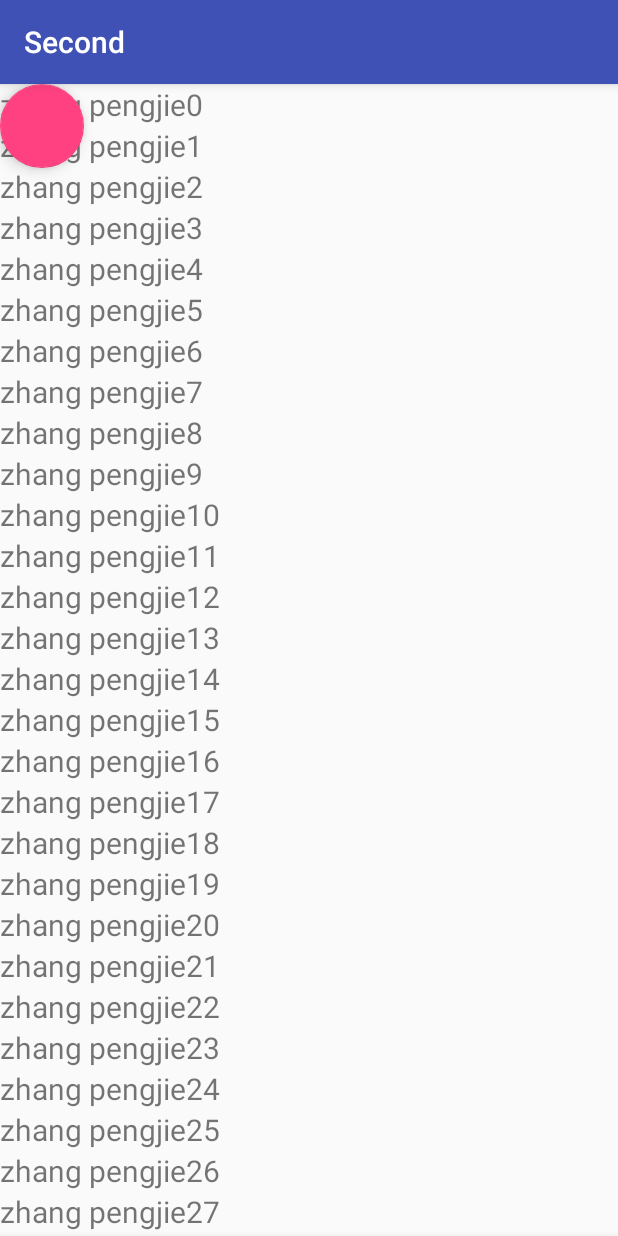
After one commit to asanChina/testing, an Android app: the BottomBarActivity screen opened directly, with no data from a screen before it, on a phone screen of 412 x 824 dp. The commit adds this screen. Run offline under Robolectric (Android 15) with nearby library versions, the phone set to English and light mode, and no system bars.

Commit message:
add CoordinatorLayout example

```diff
--- a/app/build.gradle
+++ b/app/build.gradle
@@ -25,6 +25,8 @@ dependencies {
         exclude group: 'com.android.support', module: 'support-annotations'
     })
     compile 'com.android.support:appcompat-v7:25.3.1'
+    compile 'com.android.support:design:25.3.1'
+    compile 'com.android.support:recyclerview-v7:25.3.1'
     compile 'com.android.support.constraint:constraint-layout:1.0.0-beta3'
     testCompile 'junit:junit:4.12'
 }
--- a/app/src/main/AndroidManifest.xml
+++ b/app/src/main/AndroidManifest.xml
@@ -16,6 +16,8 @@
                 <category android:name="android.intent.category.LAUNCHER" />
             </intent-filter>
         </activity>
+        <activity android:name=".coordinator.TestCoordinatorLayout"/>
+        <activity android:name=".coordinator.bottombar.BottomBarActivity"/>
     </application>
 
 </manifest>
--- /dev/null
+++ b/app/src/main/java/com/google/pengjie/second/coordinator/bottombar/BottomBarActivity.java
@@ -0,0 +1,57 @@
+package com.google.pengjie.second.coordinator.bottombar;
+
+import android.os.Bundle;
+import android.support.annotation.Nullable;
+import android.support.design.widget.BottomNavigationView;
+import android.support.design.widget.FloatingActionButton;
+import android.support.v7.app.AppCompatActivity;
+import android.support.v7.widget.LinearLayoutManager;
+import android.support.v7.widget.RecyclerView;
+import android.view.View;
+
+import com.google.pengjie.second.R;
+import com.google.pengjie.second.recyclerview.SimpleAdapter;
+
+import java.util.ArrayList;
+import java.util.List;
+
+/**
+ * Created by pengjie on 8/10/17.
+ */
+
+public class BottomBarActivity extends AppCompatActivity {
+    private RecyclerView recyclerView;
+    private BottomNavigationView bottomNavigationView;
+    private FloatingActionButton fab;
+
+
+
+    @Override
+    protected void onCreate(@Nullable Bundle savedInstanceState) {
+        super.onCreate(savedInstanceState);
+        setContentView(R.layout.activity_coordinator_bottom_bar);
+
+        recyclerView = (RecyclerView) findViewById(R.id.recycler_view);
+        bottomNavigationView = (BottomNavigationView) findViewById(R.id.bottom_navigation_view);
+        fab = (FloatingActionButton) findViewById(R.id.fab);
+
+        recyclerView.setLayoutManager(new LinearLayoutManager(this, LinearLayoutManager.VERTICAL, false));
+        final SimpleAdapter simpleAdapter = new SimpleAdapter(this, init());
+        recyclerView.setAdapter(simpleAdapter);
+
+        fab.setOnClickListener(new View.OnClickListener() {
+            @Override
+            public void onClick(View view) {
+                simpleAdapter.add("zhang");
+            }
+        });
+    }
+
+    private List<String> init() {
+        List<String> data = new ArrayList<>();
+            for (int i = 0; i < 200; ++i) {
+                data.add("zhang pengjie" + i);
+            }
+        return data;
+    }
+}
--- /dev/null
+++ b/app/src/main/java/com/google/pengjie/second/coordinator/bottombar/BottomNavViewBehavior.java
@@ -0,0 +1,129 @@
+package com.google.pengjie.second.coordinator.bottombar;
+
+import android.content.Context;
+import android.support.design.widget.BottomNavigationView;
+import android.support.design.widget.CoordinatorLayout;
+import android.support.v7.widget.LinearLayoutManager;
+import android.support.v7.widget.RecyclerView;
+import android.util.AttributeSet;
+import android.util.Log;
+import android.view.View;
+import android.widget.FrameLayout;
+
+import com.google.pengjie.second.R;
+
+import static android.support.v4.view.ViewCompat.SCROLL_AXIS_VERTICAL;
+
+/**
+ * Created by pengjie on 8/10/17.
+ */
+
+public class BottomNavViewBehavior extends CoordinatorLayout.Behavior<BottomNavigationView> {
+    public static final String TAG = BottomNavViewBehavior.class.getSimpleName();
+    private LinearLayoutManager linearLayoutManager;
+    private RecyclerView recyclerView;
+    private int height;
+
+    public BottomNavViewBehavior() {
+        super();
+    }
+
+    public BottomNavViewBehavior(Context context, AttributeSet attrs) {
+        super(context, attrs);
+    }
+
+    @Override
+    public boolean layoutDependsOn(CoordinatorLayout parent, BottomNavigationView child, View dependency) {
+        Log.e(TAG, "here in layoutDependsOn()");
+        return dependency instanceof FrameLayout;
+    }
+
+    @Override
+    public boolean onDependentViewChanged(CoordinatorLayout parent, BottomNavigationView child, View dependency) {
+        recyclerView = (RecyclerView) dependency.findViewById(R.id.recycler_view);
+        linearLayoutManager = (LinearLayoutManager) recyclerView.getLayoutManager();
+        Log.e(TAG, "here in onDependentViewChanged(), w = " + dependency.getWidth() + "; h = " + dependency.getHeight() + "; x = " + dependency.getX() + "; y = " + dependency.getY() + "; top = " + dependency.getTop() + "; last = " + linearLayoutManager.findLastCompletelyVisibleItemPosition() + "; count = " + recyclerView.getAdapter().getItemCount());
+        if (linearLayoutManager.findLastCompletelyVisibleItemPosition() < recyclerView.getAdapter().getItemCount() - 1) {
+            height = child.getHeight();
+            Log.e(TAG, "here >>>>> height = " + height);
+            child.setTranslationY(height);
+            return true;
+        }
+        return false;
+    }
+
+    @Override
+    public boolean onMeasureChild(CoordinatorLayout parent, BottomNavigationView child, int parentWidthMeasureSpec, int widthUsed, int parentHeightMeasureSpec, int heightUsed) {
+        Log.e(TAG, "here in onMeasureChild(), widthUsed = " + widthUsed + "; heightUsed = " + heightUsed);
+        return super.onMeasureChild(parent, child, parentWidthMeasureSpec, widthUsed, parentHeightMeasureSpec, heightUsed);
+    }
+
+    @Override
+    public boolean onLayoutChild(CoordinatorLayout parent, BottomNavigationView child, int layoutDirection) {
+        Log.e(TAG, "here in onLayoutChild(), " + (linearLayoutManager != null) + "; " + (recyclerView != null) + "; " + (linearLayoutManager != null?linearLayoutManager.findLastCompletelyVisibleItemPosition():"null") + "; " + (recyclerView != null?recyclerView.getAdapter().getItemCount():"null"));
+        if (linearLayoutManager != null && recyclerView != null && linearLayoutManager.findLastCompletelyVisibleItemPosition() < recyclerView.getAdapter().getItemCount() - 1) {
+            height = child.getHeight();
+            Log.e(TAG, "here >>>>> height = " + height);
+            child.setTranslationY(height);
+            return true;
+        }
+        return super.onLayoutChild(parent, child, layoutDirection);
+    }
+
+    @Override
+    public boolean onStartNestedScroll(CoordinatorLayout coordinatorLayout, BottomNavigationView child, View directTargetChild, View target, int nestedScrollAxes) {
+        Log.e(TAG, "here in onStartNestedScroll(), " + directTargetChild.getClass().getSimpleName() + "; " + target.getClass().getSimpleName());
+        return nestedScrollAxes == SCROLL_AXIS_VERTICAL;
+    }
+
+    @Override
+    public void onStopNestedScroll(CoordinatorLayout coordinatorLayout, BottomNavigationView child, View target) {
+        Log.e(TAG, "here in onStopNestedScroll(), " + linearLayoutManager.findLastCompletelyVisibleItemPosition());
+        super.onStopNestedScroll(coordinatorLayout, child, target);
+    }
+
+    @Override
+    public void onNestedScroll(CoordinatorLayout coordinatorLayout, BottomNavigationView child, View target, int dxConsumed, int dyConsumed, int dxUnconsumed, int dyUnconsumed) {
+        Log.e(TAG, "here in onNestedScroll(), dxConsumed = " + dxConsumed + "; dyConsumed = " + dyConsumed + "; dxUnconsumed = " + dxUnconsumed + "; dyUnconsumed = " + dyUnconsumed + "; last = " + linearLayoutManager.findLastCompletelyVisibleItemPosition());
+        if (dyConsumed == 0) {
+            if (dyUnconsumed > 0) {
+                // Means recycler view content is scrolled up.
+                if (linearLayoutManager.findLastCompletelyVisibleItemPosition() == recyclerView.getAdapter().getItemCount() - 1) {
+                    if (child.getTranslationY() > 0) {
+                        Log.e(TAG, "here ======= " + child.getTranslationY());
+                        int need = (int) Math.min(child.getTranslationY(), (float) dyUnconsumed);
+                        recyclerView.setTranslationY(-(-recyclerView.getTranslationY() + need));
+                        child.setTranslationY(child.getTranslationY() - need);
+                    }
+                }
+            }
+        }
+        super.onNestedScroll(coordinatorLayout, child, target, dxConsumed, dyConsumed, dxUnconsumed, dyUnconsumed);
+    }
+
+    @Override
+    public void onNestedPreScroll(CoordinatorLayout coordinatorLayout, BottomNavigationView child, View target, int dx, int dy, int[] consumed) {
+        Log.e(TAG, "here in onNestedPreScroll(), dx = " + dx + "; dy = " + dy);
+        // Suppose we already show the BottomNavigationView due to user scroll
+        if (dy  < 0 && child.getTranslationY() < height && linearLayoutManager.findFirstCompletelyVisibleItemPosition() > 0) {
+            int need = (int) Math.min(height - child.getTranslationY(), -dy);
+            child.setTranslationY(child.getTranslationY() + need);
+            recyclerView.setTranslationY(Math.min(0, recyclerView.getTranslationY() + need));
+            consumed[1] = -need;
+        } else
+            super.onNestedPreScroll(coordinatorLayout, child, target, dx, dy, consumed);
+    }
+
+    @Override
+    public boolean onNestedFling(CoordinatorLayout coordinatorLayout, BottomNavigationView child, View target, float velocityX, float velocityY, boolean consumed) {
+        Log.e(TAG, "here in onNestedFling(), velocityX = " + velocityX + "; velocityY = " + velocityY + "; consumed = " + consumed + "; last = " + linearLayoutManager.findLastCompletelyVisibleItemPosition());
+
+        return super.onNestedFling(coordinatorLayout, child, target, velocityX, velocityY, consumed);
+    }
+
+    @Override
+    public boolean onNestedPreFling(CoordinatorLayout coordinatorLayout, BottomNavigationView child, View target, float velocityX, float velocityY) {
+        Log.e(TAG, "here in onNestedPreFling(), velocityX = " + velocityX + "; velocityY = " + velocityY);
+        return super.onNestedPreFling(coordinatorLayout, child, target, velocityX, velocityY);
+    }
+}
--- /dev/null
+++ b/app/src/main/java/com/google/pengjie/second/recyclerview/SimpleAdapter.java
@@ -0,0 +1,53 @@
+package com.google.pengjie.second.recyclerview;
+
+import android.content.Context;
+import android.support.v7.widget.RecyclerView;
+import android.view.LayoutInflater;
+import android.view.View;
+import android.view.ViewGroup;
+import android.widget.TextView;
+
+import com.google.pengjie.second.R;
+
+import java.util.List;
+
+/**
+ * Created by pengjie on 8/10/17.
+ */
+
+public class SimpleAdapter extends RecyclerView.Adapter<SimpleAdapter.MyViewHolder> {
+    private final LayoutInflater layoutInflater;
+    private final List<String> data;
+
+    public SimpleAdapter(Context context, List<String> data) {
+        this.layoutInflater = LayoutInflater.from(context);
+        this.data = data;
+    }
+
+    @Override
+    public MyViewHolder onCreateViewHolder(ViewGroup parent, int viewType) {
+        View view = layoutInflater.inflate(R.layout.simple_recycler_view_item, parent, false);
+        return new MyViewHolder(view);
+    }
+
+    @Override
+    public void onBindViewHolder(MyViewHolder holder, int position) {
+        ((TextView)holder.itemView).setText(data.get(position));
+    }
+
+    @Override
+    public int getItemCount() {
+        return data.size();
+    }
+
+    public void add(String str) {
+        data.add(0, str);
+        notifyItemInserted(0);
+    }
+
+    static final class MyViewHolder extends RecyclerView.ViewHolder {
+        public MyViewHolder(View itemView) {
+            super(itemView);
+        }
+    }
+}
--- /dev/null
+++ b/app/src/main/res/drawable/bottom_navigation_item_color_state.xml
@@ -0,0 +1,5 @@
+<?xml version="1.0" encoding="utf-8"?>
+<selector xmlns:android="http://schemas.android.com/apk/res/android">
+    <item android:color="#ffffff" android:state_checked="true" />
+    <item android:color="?colorPrimaryDark" android:state_checked="false" />
+</selector>
--- /dev/null
+++ b/app/src/main/res/layout/activity_coordinator_bottom_bar.xml
@@ -0,0 +1,34 @@
+<?xml version="1.0" encoding="utf-8"?>
+<android.support.design.widget.CoordinatorLayout xmlns:android="http://schemas.android.com/apk/res/android"
+    xmlns:app="http://schemas.android.com/apk/res-auto"
+    android:layout_width="match_parent"
+    android:layout_height="match_parent"
+    android:orientation="vertical">
+
+    <FrameLayout
+        android:layout_width="match_parent"
+        android:layout_height="match_parent">
+
+        <android.support.v7.widget.RecyclerView
+            android:id="@+id/recycler_view"
+            android:layout_width="match_parent"
+            android:layout_height="match_parent" />
+
+    </FrameLayout>
+
+    <android.support.design.widget.BottomNavigationView
+        android:id="@+id/bottom_navigation_view"
+        android:layout_width="match_parent"
+        android:layout_height="wrap_content"
+        android:layout_gravity="bottom"
+        android:background="?colorPrimary"
+        app:itemIconTint="@drawable/bottom_navigation_item_color_state"
+        app:itemTextColor="@drawable/bottom_navigation_item_color_state"
+        app:layout_behavior="com.google.pengjie.second.coordinator.bottombar.BottomNavViewBehavior"
+        app:menu="@menu/bottom_navigation_menu" />
+
+    <android.support.design.widget.FloatingActionButton
+        android:id="@+id/fab"
+        android:layout_width="wrap_content"
+        android:layout_height="wrap_content" />
+</android.support.design.widget.CoordinatorLayout>
--- /dev/null
+++ b/app/src/main/res/layout/simple_recycler_view_item.xml
@@ -0,0 +1,6 @@
+<?xml version="1.0" encoding="utf-8"?>
+<TextView xmlns:android="http://schemas.android.com/apk/res/android"
+    android:layout_width="match_parent"
+    android:layout_height="wrap_content"
+    android:textSize="20sp">
+</TextView>
--- /dev/null
+++ b/app/src/main/res/menu/bottom_navigation_menu.xml
@@ -0,0 +1,15 @@
+<menu xmlns:android="http://schemas.android.com/apk/res/android">
+
+    <item
+        android:id="@+id/free_space_tab_id"
+        android:orderInCategory="0"
+        android:icon="@android:drawable/ic_menu_save"
+        android:title="save"/>
+
+    <item
+        android:id="@+id/view_files_tab_id"
+        android:orderInCategory="1"
+        android:icon="@android:drawable/ic_menu_share"
+        android:title="share"/>
+
+</menu>
```
Also changed, not shown: app/src/main/java/com/google/pengjie/second/MainActivity.java (+15 -0 lines), app/src/main/java/com/google/pengjie/second/coordinator/TestCoordinatorLayout.java (added, +36 -0 lines), app/src/main/res/layout/activity_main.xml (+14 -10 lines), app/src/main/res/layout/activity_test_coordinator_layout.xml (added, +22 -0 lines).
